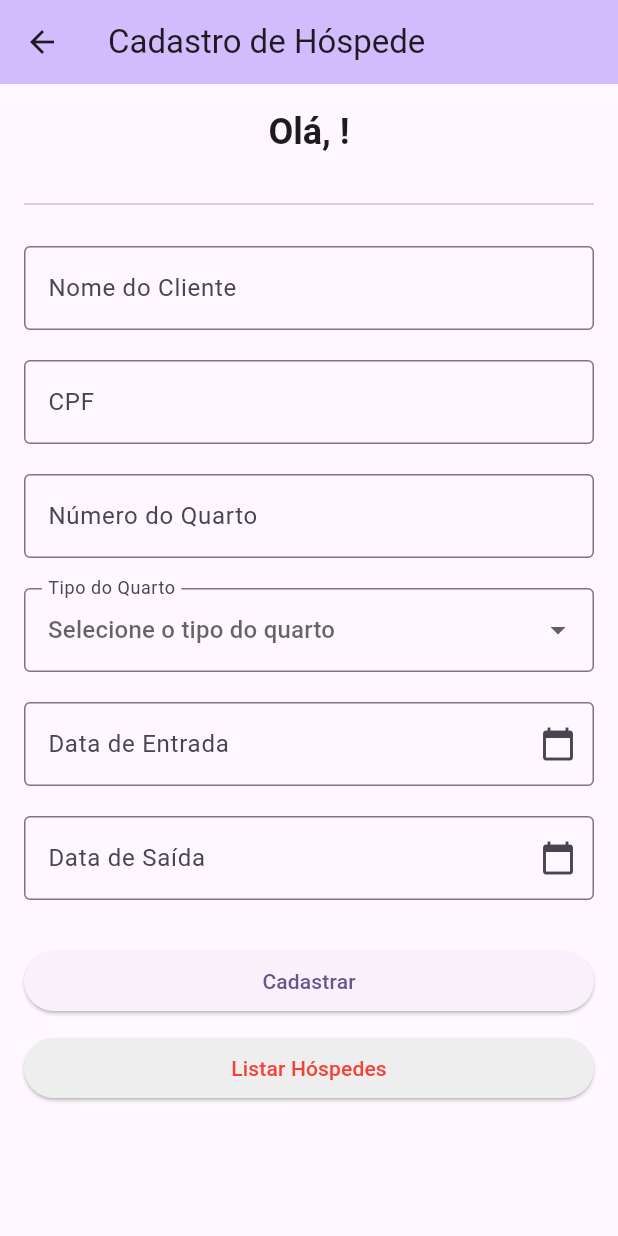
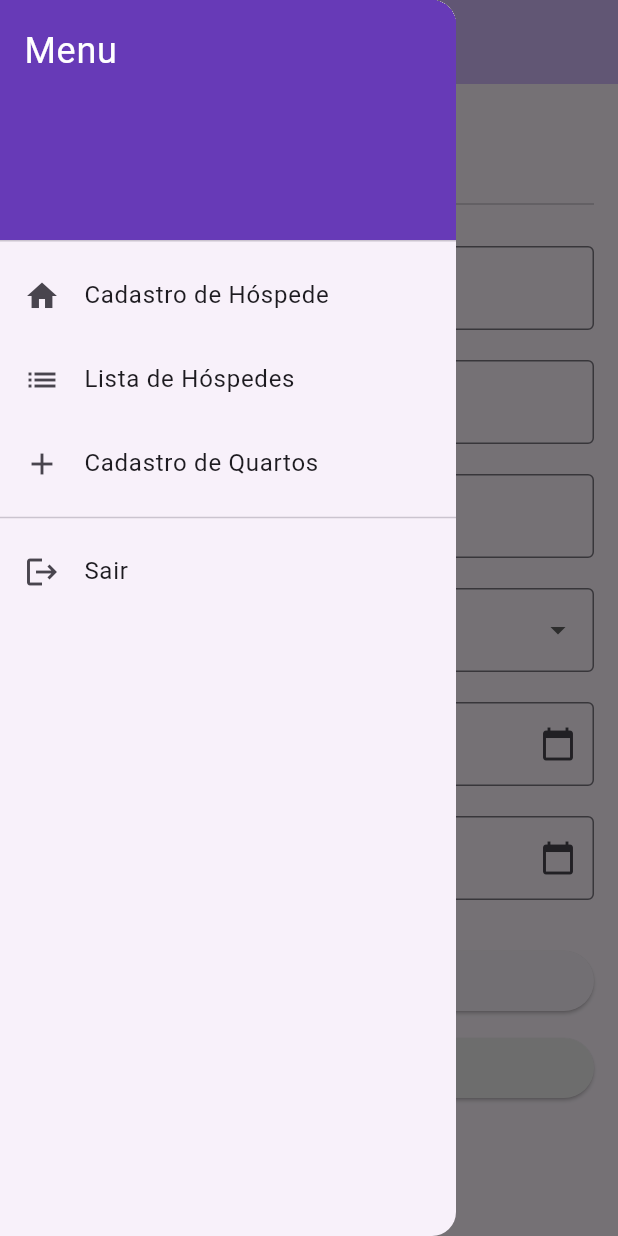
Before and after one commit to KauanMMF/Cinema_Flutter, a Flutter app: the MyHomePage screen opened directly, with the side drawer open (before the commit the screen has no drawer), on a phone screen of 412 x 824 dp. Run offline on Flutter 3.47's test engine with Material 3 defaults, Android fonts, the phone set to English and light mode, and no system bars; our stand-ins replace shared_preferences; accounts and stored records are empty.

Commit message:
Adiciona barra lateral para navegacao

```diff
--- /dev/null
+++ b/lib/components/barra_lateral.dart
@@ -0,0 +1,80 @@
+import 'package:flutter/material.dart';
+import 'package:flutter_application_1/pages/login.dart';
+import 'package:flutter_application_1/pages/hospede_form.dart';
+import 'package:flutter_application_1/pages/hospedes_list_screen.dart';
+
+class BarraLateral extends StatelessWidget {
+  const BarraLateral({super.key});
+
+  @override
+  Widget build(BuildContext context) {
+    return Drawer(
+      child: ListView(
+        padding: EdgeInsets.zero,
+        children: [
+          const DrawerHeader(
+            decoration: BoxDecoration(
+              color: Colors.deepPurple,
+            ),
+            child: Text(
+              'Menu',
+              style: TextStyle(
+                color: Colors.white,
+                fontSize: 24,
+              ),
+            ),
+          ),
+          ListTile(
+            leading: const Icon(Icons.home),
+            title: const Text('Cadastro de Hóspede'),
+            onTap: () {
+              Navigator.pushReplacement(
+                context,
+                MaterialPageRoute(
+                  builder: (context) => const MyHomePage(title: 'Cadastro de Hóspede'),
+                ),
+              );
+            },
+          ),
+          ListTile(
+            leading: const Icon(Icons.list),
+            title: const Text('Lista de Hóspedes'),
+            onTap: () {
+              Navigator.pushReplacement(
+                context,
+                MaterialPageRoute(
+                  builder: (context) => const HospedesListScreen(),
+                ),
+              );
+            },
+          ),
+          ListTile(
+            leading: const Icon(Icons.add),
+            title: const Text('Cadastro de Quartos'),
+            onTap: () {
+              // Implementar futuramente
+              ScaffoldMessenger.of(context).showSnackBar(
+                const SnackBar(
+                  content: Text('Funcionalidade em desenvolvimento.'),
+                ),
+              );
+            },
+          ),
+          const Divider(),
+          ListTile(
+            leading: const Icon(Icons.logout),
+            title: const Text('Sair'),
+            onTap: () {
+              Navigator.pushReplacement(
+                context,
+                MaterialPageRoute(
+                  builder: (context) => const LoginPage(title: 'Login'),
+                ),
+              );
+            },
+          ),
+        ],
+      ),
+    );
+  }
+}
--- a/lib/pages/hospede_form.dart
+++ b/lib/pages/hospede_form.dart
@@ -6,6 +6,7 @@ import 'package:flutter_application_1/pages/hospedes_list_screen.dart';
 import 'package:flutter_application_1/service/hospede_manager.dart';
 import 'package:flutter_application_1/service/sesseion.dart';
 import 'package:intl/intl.dart';
+import 'package:flutter_application_1/components/barra_lateral.dart';
 
 class MyHomePage extends StatefulWidget {
   final String title;
@@ -50,9 +51,11 @@ class _MyHomePageState extends State<MyHomePage> {
       _numeroQuartoController.text = hospede.numeroQuarto;
       _tipoQuartoSelecionado = hospede.tipoQuarto;
       _dataEntrada = hospede.dataEntrada;
-      _dataEntradaController.text = DateFormat('dd/MM/yyyy').format(hospede.dataEntrada);
+      _dataEntradaController.text =
+          DateFormat('dd/MM/yyyy').format(hospede.dataEntrada);
       _dataSaida = hospede.dataSaida;
-      _dataSaidaController.text = DateFormat('dd/MM/yyyy').format(hospede.dataSaida);
+      _dataSaidaController.text =
+          DateFormat('dd/MM/yyyy').format(hospede.dataSaida);
     }
   }
 
@@ -72,7 +75,8 @@ class _MyHomePageState extends State<MyHomePage> {
     'Deluxe',
   ];
 
-  Future<void> _selectDate(BuildContext context, {required bool isEntrada}) async {
+  Future<void> _selectDate(BuildContext context,
+      {required bool isEntrada}) async {
     final DateTime? picked = await showDatePicker(
       context: context,
       initialDate: DateTime.now(),
@@ -157,6 +161,7 @@ class _MyHomePageState extends State<MyHomePage> {
         backgroundColor: Theme.of(context).colorScheme.inversePrimary,
         title: Text(_isEditing ? 'Editar Hóspede' : widget.title),
       ),
+      drawer: const BarraLateral(),
       body: Padding(
         padding: const EdgeInsets.all(16.0),
         child: Form(
@@ -278,7 +283,7 @@ class _MyHomePageState extends State<MyHomePage> {
               const SizedBox(height: 10),
               ElevatedButton(
                 onPressed: () {
-                  Navigator.push(
+                  Navigator.pushReplacement(
                     context,
                     MaterialPageRoute(
                       builder: (context) => const HospedesListScreen(),
--- a/lib/pages/hospedes_list_screen.dart
+++ b/lib/pages/hospedes_list_screen.dart
@@ -3,6 +3,7 @@ import 'package:flutter_application_1/components/guest_card.dart';
 import 'package:flutter_application_1/pages/hospede_form.dart'; // Idealmente, importe a classe MyHomePage diretamente
 import 'package:flutter_application_1/model/hsoepde_model.dart';
 import 'package:flutter_application_1/service/hospede_manager.dart';
+import 'package:flutter_application_1/components/barra_lateral.dart';
 
 class HospedesListScreen extends StatefulWidget {
   const HospedesListScreen({super.key});
@@ -80,6 +81,7 @@ class _HospedesListScreenState extends State<HospedesListScreen> {
         title: const Text('Hóspedes Cadastrados'),
         backgroundColor: Theme.of(context).colorScheme.primaryContainer,
       ),
+      drawer: const BarraLateral(),
       body: FutureBuilder<List<Hospede>>(
         future: _hospedesFuture,
         builder: (context, snapshot) {
--- a/lib/pages/login.dart
+++ b/lib/pages/login.dart
@@ -91,7 +91,7 @@ class _LoginPageState extends State<LoginPage> {
               crossAxisAlignment: CrossAxisAlignment.stretch,
               children: <Widget>[
                 Icon(
-                  Icons.lock_outline,
+                  Icons.calendar_today,
                   size: 80,
                   color: Theme.of(context).colorScheme.primary,
                 ),
```
